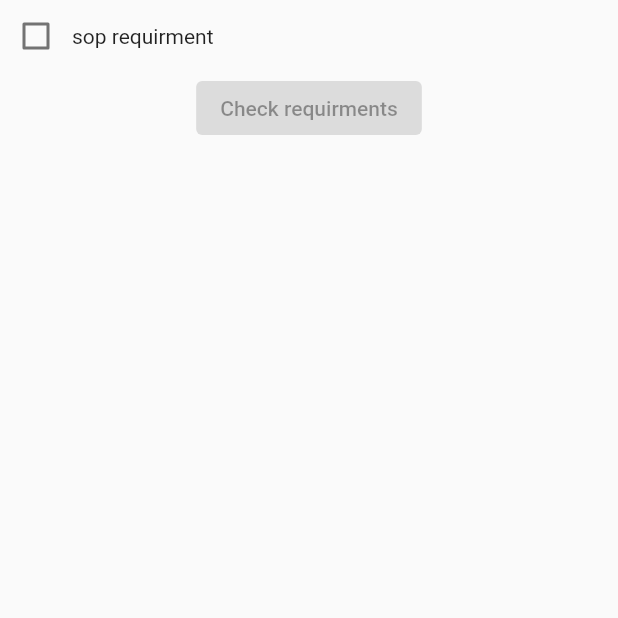
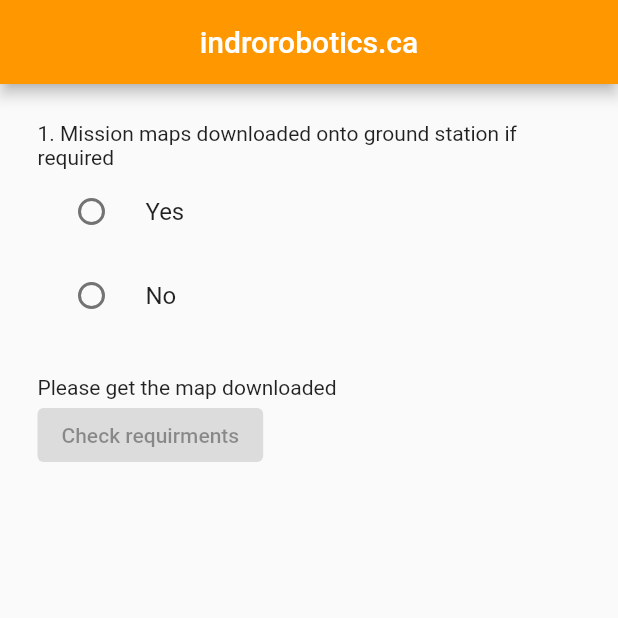
Before and after one commit to indro-robotics/sop, a Flutter app: the screen it shows after launch, on a phone screen of 412 x 824 dp, the top half of it. Run offline on Flutter 3.47's test engine with Material 2 defaults, Android fonts, the phone set to English and light mode, and no system bars; our stand-ins replace open_file; missing offline and left inert: flutter_email_sender, syncfusion_flutter_pdf.

```diff
--- a/lib/main.dart
+++ b/lib/main.dart
@@ -4,6 +4,9 @@ import 'package:flutter_email_sender/flutter_email_sender.dart';
 import 'dart:async';
 import 'dart:io';
 import 'dart:typed_data';
+import 'package:syncfusion_flutter_pdf/pdf.dart';
+import 'package:open_file/open_file.dart';
+
 
 
 void main() => runApp(MyApp());
@@ -28,38 +31,56 @@ class Home extends StatefulWidget {
   _HomeState createState() => _HomeState();
 }
 
-class _HomeState extends State<Home> {
-  // By defaut, the checkbox is unchecked and "agree" is "false"
-  bool agree = false;
-  // This function is triggered when the button is clicked
+class _HomeState extends State<Home>
+{
   void _doSomething() {
     Navigator.of(context).push(MaterialPageRoute(builder: (context)=>Screen2()));
   }
-  @override
-  Widget build(BuildContext context) {
+  // The inital group value
+  var _result;
+  Widget build(BuildContext context)
+  {
     return Scaffold(
-      body: Column(children: [
-        Row(
-          children: [
-            Material(
-              child: Checkbox(
-                value: agree,
-                onChanged: (value) {
-                  setState(() {
-                    agree = value ?? false;
-                  });
-                },
-              ),
-            ),
-            Text(
-              'sop requirment',
-              overflow: TextOverflow.ellipsis,
-            )
-          ],
+        appBar: AppBar(
+          backgroundColor: Colors.orange,
+          centerTitle: true,
+          title: Text(
+            'indrorobotics.ca',
+          ),
         ),
-        ElevatedButton(
-          onPressed: agree ? _doSomething :null, child: Text('Check requirments'))
-      ]),
+        body: Padding(
+          padding: EdgeInsets.all(25),
+          child: Column(
+              crossAxisAlignment: CrossAxisAlignment.start,
+              children: [
+                Text('1. Mission maps downloaded onto ground station if required'),
+                RadioListTile(
+                    title: Text('Yes'),
+                    value: 'yes',
+                    groupValue: _result,
+                    onChanged: (value) {
+                      setState(() {
+                        _result = value;
+                      });
+                    }),
+                RadioListTile(
+                    title: Text('No'),
+                    value: 'no',
+                    groupValue: _result,
+                    onChanged: (value) {
+                      setState(() {
+                        _result = value;
+                      });
+                    }),
+                SizedBox(height: 25),
+                Text(_result == 'yes' ? 'Good' : 'Please get the map downloaded'),
+                ElevatedButton(
+                    style: ElevatedButton.styleFrom(
+                      primary: Colors.orange,
+                    ),
+                    onPressed: _result == 'yes' ? _doSomething :null, child: Text('Check requirments'))
+              ]),
+        )
     );
   }
 }
@@ -72,6 +93,13 @@ class _Screen2State extends State<Screen2> {
   @override
   Widget build(BuildContext context) {
     return Scaffold(
+      appBar: AppBar(
+        backgroundColor: Colors.orange,
+        centerTitle: true,
+        title: Text(
+          'indrorobotics.ca',
+        ),
+      ),
       body: Form(
         key: _formKey,
         onChanged: (() {
@@ -131,7 +159,7 @@ class _Screen2State extends State<Screen2> {
                                   .withOpacity(0.5);
                             else if (states.contains(MaterialState.disabled))
                               return Colors.grey;
-                            return Colors.blue; // Use the component's default.
+                            return Colors.orange; // Use the component's default.
                           },
                         ),
                         shape:
--- a/pubspec.yaml
+++ b/pubspec.yaml
@@ -27,6 +27,9 @@ environment:
 # the latest version available on pub.dev. To see which dependencies have newer
 # versions available, run `flutter pub outdated`.
 dependencies:
+  syncfusion_flutter_pdf: ^19.1.55-beta
+  path_provider: ^2.0.1
+  open_file: ^3.1.0
   cupertino_icons: ^1.0.2
   flutter:
     sdk: flutter
```
Also changed, not shown: pubspec.lock.
